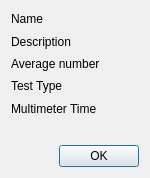
The window that zerodetails.ui (froque/AeroIST) describes before a commit, drawn with Qt 5.
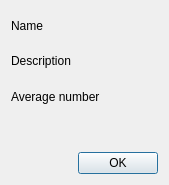
The same window after the commit.

Commit message:
added options to each variable save and load variable options in xml added configuration to measurements and zero preferences renamed some variable interface functions added test for relation between zero and measurement
TODO: order of variables
TODO: rethink layout of measurements and zero preferences

The edit to the form file:
```diff
--- a/zerodetails.ui
+++ b/zerodetails.ui
@@ -6,8 +6,8 @@
    <rect>
     <x>0</x>
     <y>0</y>
-    <width>150</width>
-    <height>178</height>
+    <width>169</width>
+    <height>185</height>
    </rect>
   </property>
   <property name="windowTitle">
@@ -37,20 +37,6 @@
        </property>
       </widget>
      </item>
-     <item>
-      <widget class="QLabel" name="labelViewMatrix">
-       <property name="text">
-        <string>Test Type</string>
-       </property>
-      </widget>
-     </item>
-     <item>
-      <widget class="QLabel" name="labelViewMultimeter">
-       <property name="text">
-        <string>Multimeter Time</string>
-       </property>
-      </widget>
-     </item>
      <item>
       <widget class="QWidget" name="widget" native="true"/>
      </item>
```
Left out of the diff: 14 changed lines with no effect on the pictures. The commit also changes 42 other files.
